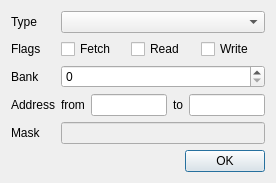
Before: the Qt Designer form ui/brkmanager.ui in samstyle/Xpeccy, drawn with Qt 5.
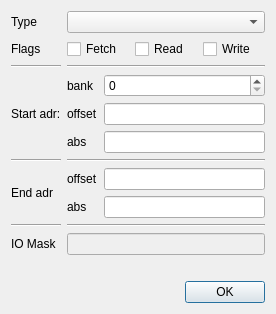
After: the same form once the commit is applied. Icons and pictures are not drawn. Custom widgets are drawn as their Qt base class.

The edit to the form file:
```diff
--- a/ui/brkmanager.ui
+++ b/ui/brkmanager.ui
@@ -10,89 +10,76 @@
     <x>0</x>
     <y>0</y>
     <width>276</width>
-    <height>182</height>
+    <height>304</height>
    </rect>
   </property>
   <property name="windowTitle">
    <string>Breakpoint editor</string>
   </property>
   <layout class="QGridLayout" name="gridLayout">
-   <item row="0" column="1">
-    <widget class="QComboBox" name="brkType"/>
-   </item>
-   <item row="4" column="1">
-    <widget class="xHexSpin" name="brkMaskHex">
-     <property name="enabled">
-      <bool>false</bool>
-     </property>
-     <property name="inputMask">
-      <string>HHHH</string>
-     </property>
-    </widget>
-   </item>
-   <item row="2" column="1">
-    <widget class="QSpinBox" name="brkBank">
-     <property name="maximum">
-      <number>255</number>
-     </property>
-    </widget>
-   </item>
-   <item row="3" column="0">
-    <widget class="QLabel" name="label_3">
-     <property name="text">
-      <string>Address</string>
-     </property>
-    </widget>
-   </item>
-   <item row="0" column="0">
-    <widget class="QLabel" name="label">
-     <property name="text">
-      <string>Type</string>
-     </property>
-    </widget>
-   </item>
-   <item row="4" column="0">
-    <widget class="QLabel" name="label_4">
-     <property name="text">
-      <string>Mask</string>
-     </property>
-    </widget>
-   </item>
-   <item row="2" column="0">
-    <widget class="QLabel" name="label_2">
-     <property name="text">
-      <string>Bank</string>
-     </property>
-    </widget>
-   </item>
    <item row="3" column="1">
-    <layout class="QHBoxLayout" name="horizontalLayout">
-     <item>
-      <widget class="QLabel" name="label_7">
+    <layout class="QGridLayout" name="gridLayout_2">
+     <item row="0" column="1">
+      <widget class="QSpinBox" name="brkBank">
+       <property name="maximum">
+        <number>255</number>
+       </property>
+      </widget>
+     </item>
+     <item row="0" column="0">
+      <widget class="QLabel" name="label_8">
        <property name="text">
-        <string>from</string>
+        <string>bank</string>
        </property>
       </widget>
      </item>
-     <item>
+     <item row="1" column="0">
+      <widget class="QLabel" name="label_9">
+       <property name="text">
+        <string>offset</string>
+       </property>
+      </widget>
+     </item>
+     <item row="1" column="1">
+      <widget class="xHexSpin" name="leStartOffset"/>
+     </item>
+     <item row="2" column="1">
       <widget class="xHexSpin" name="brkAdrHex">
        <property name="inputMask">
         <string>HHHH</string>
        </property>
       </widget>
      </item>
-     <item>
+     <item row="2" column="0">
       <widget class="QLabel" name="label_6">
        <property name="text">
-        <string>to</string>
+        <string>abs</string>
        </property>
       </widget>
      </item>
-     <item>
-      <widget class="xHexSpin" name="brkAdrEnd"/>
-     </item>
     </layout>
    </item>
+   <item row="11" column="0">
+    <widget class="QLabel" name="label_3">
+     <property name="text">
+      <string/>
+     </property>
+    </widget>
+   </item>
+   <item row="6" column="0">
+    <widget class="QLabel" name="label_11">
+     <property name="text">
+      <string>End adr</string>
+     </property>
+    </widget>
+   </item>
+   <item row="3" column="0">
+    <widget class="QLabel" name="label_2">
+     <property name="text">
+      <string>Start adr:</string>
+     </property>
+    </widget>
+   </item>
    <item row="1" column="0">
     <widget class="QLabel" name="label_5">
      <property name="text">
@@ -125,7 +112,76 @@
      </item>
     </layout>
    </item>
-   <item row="5" column="1">
+   <item row="5" column="0">
+    <widget class="Line" name="line_3">
+     <property name="orientation">
+      <enum>Qt::Horizontal</enum>
+     </property>
+    </widget>
+   </item>
+   <item row="0" column="0">
+    <widget class="QLabel" name="label">
+     <property name="text">
+      <string>Type</string>
+     </property>
+    </widget>
+   </item>
+   <item row="6" column="1">
+    <layout class="QGridLayout" name="gridLayout_3">
+     <item row="0" column="1">
+      <widget class="xHexSpin" name="leEndOffset"/>
+     </item>
+     <item row="0" column="0">
+      <widget class="QLabel" name="label_10">
+       <property name="text">
+        <string>offset</string>
+       </property>
+      </widget>
+     </item>
+     <item row="1" column="1">
+      <widget class="xHexSpin" name="brkAdrEnd"/>
+     </item>
+     <item row="1" column="0">
+      <widget class="QLabel" name="label_7">
+       <property name="text">
+        <string>abs</string>
+       </property>
+      </widget>
+     </item>
+    </layout>
+   </item>
+   <item row="10" column="1">
+    <widget class="xHexSpin" name="brkMaskHex">
+     <property name="enabled">
+      <bool>false</bool>
+     </property>
+     <property name="inputMask">
+      <string>HHHH</string>
+     </property>
+    </widget>
+   </item>
+   <item row="2" column="0">
+    <widget class="Line" name="line_2">
+     <property name="orientation">
+      <enum>Qt::Horizontal</enum>
+     </property>
+    </widget>
+   </item>
+   <item row="9" column="1">
+    <widget class="Line" name="line_6">
+     <property name="orientation">
+      <enum>Qt::Horizontal</enum>
+     </property>
+    </widget>
+   </item>
+   <item row="2" column="1">
+    <widget class="Line" name="line">
+     <property name="orientation">
+      <enum>Qt::Horizontal</enum>
+     </property>
+    </widget>
+   </item>
+   <item row="13" column="1">
     <layout class="QHBoxLayout" name="horizontalLayout_3">
      <item>
       <spacer name="horizontalSpacer">
@@ -153,6 +209,30 @@
      </item>
     </layout>
    </item>
+   <item row="5" column="1">
+    <widget class="Line" name="line_4">
+     <property name="orientation">
+      <enum>Qt::Horizontal</enum>
+     </property>
+    </widget>
+   </item>
+   <item row="9" column="0">
+    <widget class="Line" name="line_5">
+     <property name="orientation">
+      <enum>Qt::Horizontal</enum>
+     </property>
+    </widget>
+   </item>
+   <item row="10" column="0">
+    <widget class="QLabel" name="label_4">
+     <property name="text">
+      <string>IO Mask</string>
+     </property>
+    </widget>
+   </item>
+   <item row="0" column="1">
+    <widget class="QComboBox" name="brkType"/>
+   </item>
   </layout>
  </widget>
  <customwidgets>
```
